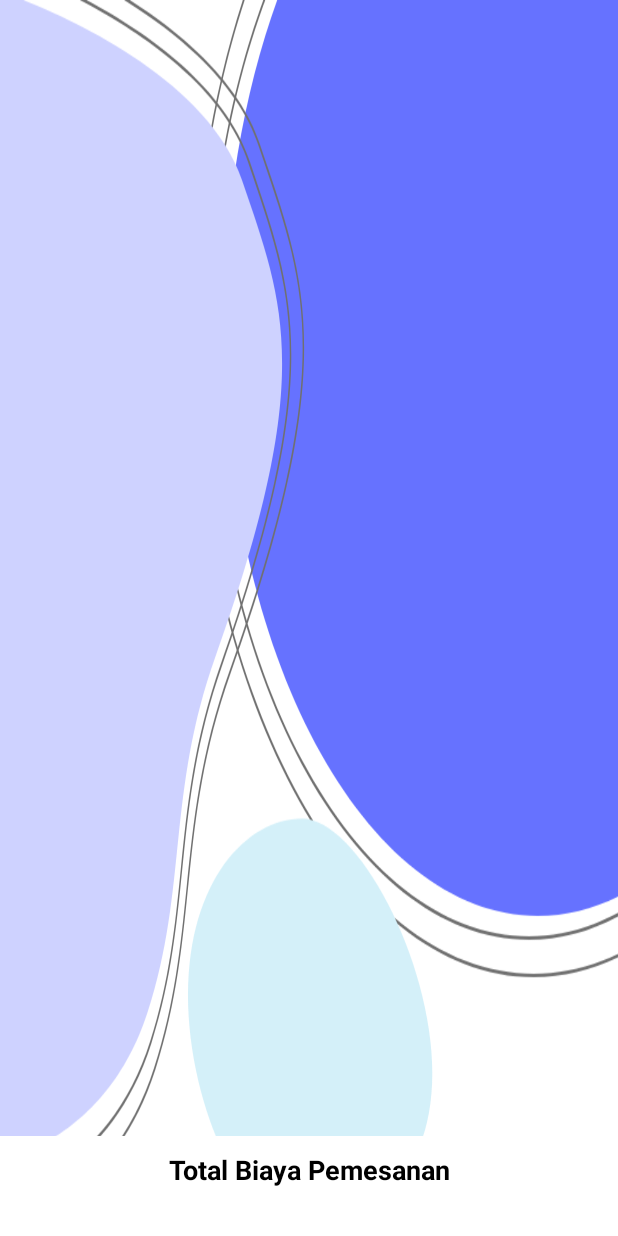
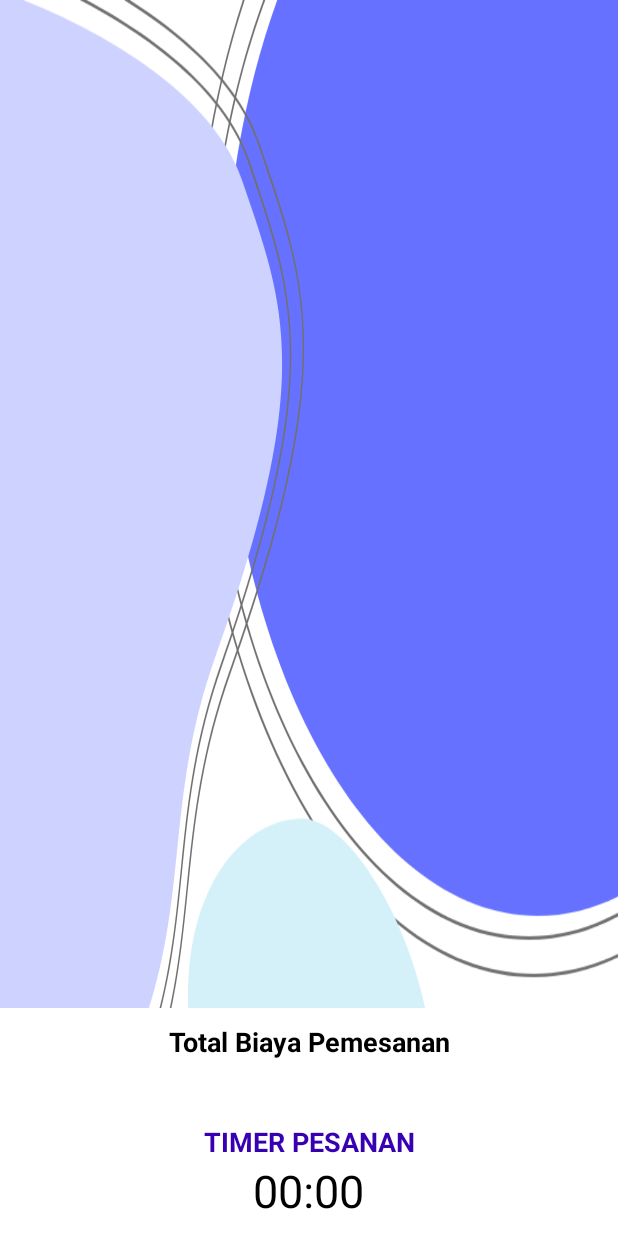
Before and after one commit to destanuarisufiaa/Compare_User, an Android app: the detailPesanan screen opened directly, with no data from a screen before it, on a phone screen of 412 x 824 dp. Run offline under Robolectric (Android 15) with nearby library versions, the phone set to English and light mode, and no system bars; our stand-ins replace Firebase (no records; nobody signed in at launch, a user with empty details on screens opened directly); 1 statement that could not run was skipped.

Commit message:
memperbaiki tampilan aplikasi

```diff
--- a/app/src/main/java/com/compare/compare_user/MainActivity.kt
+++ b/app/src/main/java/com/compare/compare_user/MainActivity.kt
@@ -9,6 +9,7 @@ import com.google.firebase.firestore.FirebaseFirestore
 
 class MainActivity : AppCompatActivity() {
     private lateinit var binding : ActivityMainBinding
+
 
     override fun onCreate(savedInstanceState: Bundle?) {
         super.onCreate(savedInstanceState)
--- a/app/src/main/java/com/compare/compare_user/detailPesanan.kt
+++ b/app/src/main/java/com/compare/compare_user/detailPesanan.kt
@@ -1,15 +1,27 @@
 package com.compare.compare_user
 
+import android.content.ContentValues.TAG
 import androidx.appcompat.app.AppCompatActivity
 import android.os.Bundle
+import android.os.CountDownTimer
+import android.util.Log
+import android.widget.TextView
 import androidx.recyclerview.widget.LinearLayoutManager
 import com.compare.compare_user.databinding.ActivityDetailPesananBinding
 import com.google.firebase.firestore.FirebaseFirestore
+import com.google.firebase.firestore.Query
+import com.google.firebase.firestore.ktx.firestore
+import com.google.firebase.ktx.Firebase
 import kotlinx.android.synthetic.main.activity_detail_pesanan.*
+import java.util.*
+import java.util.concurrent.TimeUnit
 
 class detailPesanan : AppCompatActivity() {
 
     private lateinit var binding: ActivityDetailPesananBinding
+
+    var db = Firebase.firestore
+    val countdownsRef = db.collection("countdowns")
 
     override fun onCreate(savedInstanceState: Bundle?) {
         super.onCreate(savedInstanceState)
@@ -21,6 +33,72 @@ class detailPesanan : AppCompatActivity() {
         }
 
         fetchDataPesanan()
+
+        val textView: TextView = findViewById(R.id.text_view_countdown)
+
+        // Mendapatkan countdown terbaru dari Firebase Firestore
+        countdownsRef.orderBy("start_time", Query.Direction.DESCENDING).limit(1)
+            .get()
+            .addOnSuccessListener { documents ->
+                for (document in documents) {
+                    val startTime = document.getLong("start_time")!!
+                    val timeLeft = document.getLong("time_left")!!
+
+                    // Hitung waktu yang tersisa
+                    val currentTime = System.currentTimeMillis()
+                    val elapsedTime = currentTime - startTime
+                    val timeLeftInMillis = timeLeft - elapsedTime
+
+                    val countDownTimer = object : CountDownTimer(timeLeftInMillis, 1000) {
+                        override fun onTick(millisUntilFinished: Long) {
+                            val minutes = TimeUnit.MILLISECONDS.toMinutes(millisUntilFinished)
+                            val seconds = TimeUnit.MILLISECONDS.toSeconds(millisUntilFinished) - TimeUnit.MINUTES.toSeconds(minutes)
+                            val timeLeft = String.format("%02d:%02d", minutes, seconds)
+                            textView.text = "Waktu tersisa: $timeLeft"
+                        }
+
+                        override fun onFinish() {
+                            textView
+                        }
+                    }
+                    countDownTimer.start()
+                }
+            }
+            .addOnFailureListener { exception ->
+                Log.e(TAG, "Error getting countdowns", exception)
+            }
+
+//        // Mendapatkan countdown terbaru dari Firebase Firestore
+//        countdownsRef.orderBy("start_time", Query.Direction.DESCENDING).limit(1)
+//            .get()
+//            .addOnSuccessListener { documents ->
+//                for (document in documents) {
+//                    val startTime = document.getLong("start_time")!!
+//                    val timeLeft = document.getLong("time_left")!!
+//
+//                    // Hitung waktu yang tersisa
+//                    val currentTime = System.currentTimeMillis()
+//                    val elapsedTime = currentTime - startTime
+//                    val timeLeftInMillis = timeLeft - elapsedTime
+//
+//                    // Tampilkan countdown
+//                    val hours = (timeLeftInMillis / 1000) / 3600
+//                    val minutes = ((timeLeftInMillis / 1000) % 3600) / 60
+//                    val seconds = (timeLeftInMillis / 1000) % 60
+//
+//                    val timeLeftFormatted = if (hours > 0) {
+//                        String.format(Locale.getDefault(), "%d:%02d:%02d", hours, minutes, seconds)
+//                    } else {
+//                        String.format(Locale.getDefault(), "%02d:%02d", minutes, seconds)
+//                    }
+//
+//                    // Set text pada TextView
+//                    countdownTextView.text = timeLeftFormatted
+//                }
+//            }
+//            .addOnFailureListener { exception ->
+//                Log.e(TAG, "Error getting countdowns", exception)
+//            }
     }
 
     private fun fetchDataPesanan() {
--- a/app/src/main/res/layout/activity_detail_pesanan.xml
+++ b/app/src/main/res/layout/activity_detail_pesanan.xml
@@ -54,6 +54,27 @@
                     android:textColor="@color/black"
                     android:textSize="16dp" />
 
+                <TextView
+                    android:layout_width="match_parent"
+                    android:layout_height="wrap_content"
+                    android:text="TIMER PESANAN"
+                    android:textColor="@color/purple_700"
+                    android:textStyle="bold"
+                    android:layout_marginTop="20dp"
+                    android:textSize="18dp"
+                    android:textAlignment="center"/>
+
+                <TextView
+                    android:id="@+id/text_view_countdown"
+                    android:layout_width="wrap_content"
+                    android:layout_height="wrap_content"
+                    android:layout_centerHorizontal="true"
+                    android:layout_centerVertical="true"
+                    android:text="00:00"
+                    android:layout_gravity="center"
+                    android:textColor="@android:color/black"
+                    android:textSize="30sp" />
+
             </LinearLayout>
 
         </RelativeLayout>
--- a/app/src/main/res/layout/activity_forgot_password.xml
+++ b/app/src/main/res/layout/activity_forgot_password.xml
@@ -48,7 +48,8 @@
                 android:layout_height="wrap_content"
                 android:layout_marginTop="20dp"
                 android:backgroundTint="@color/purple_700"
-                android:text="RESET" />
+                android:text="RESET"
+                android:textColor="@color/white"/>
 
         </LinearLayout>
 
--- a/app/src/main/res/layout/fragment_riwayat.xml
+++ b/app/src/main/res/layout/fragment_riwayat.xml
@@ -21,7 +21,7 @@
             android:layout_height="?android:attr/actionBarSize">
 
             <TextView
-                android:text="LIST PESANAN"
+                android:text="RIWAYAT PESANAN"
                 android:layout_gravity="center_vertical"
                 android:textSize="30sp"
                 android:textStyle="bold"
--- a/app/src/main/res/layout/recycler_riwayat.xml
+++ b/app/src/main/res/layout/recycler_riwayat.xml
@@ -7,8 +7,8 @@
     android:id="@+id/recCardRiwayat"
     android:layout_marginStart="12dp"
     android:layout_marginEnd="12dp"
-    android:layout_marginHorizontal="10dp"
-    android:layout_marginVertical="10dp"
+    android:layout_marginHorizontal="5dp"
+    android:layout_marginVertical="5dp"
     app:cardCornerRadius="20dp"
     app:cardElevation="8dp">
 
```
Also changed, not shown: app/src/main/AndroidManifest.xml (+7 -0 lines), app/src/main/res/layout/activity_form_pemesanan.xml (+22 -9 lines), app/src/main/res/layout/recycler_form.xml (+4 -4 lines), app/src/main/res/layout/recycler_item.xml (+11 -8 lines), app/src/main/res/layout/recycler_item_riwayat.xml (+4 -4 lines), 3 other files.
